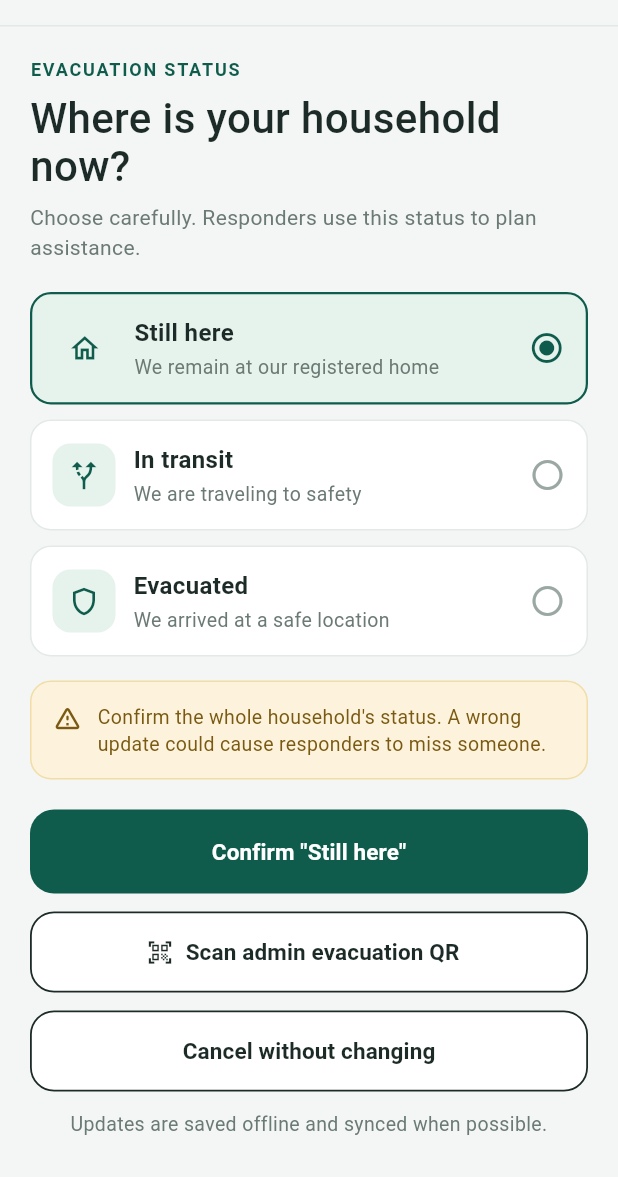
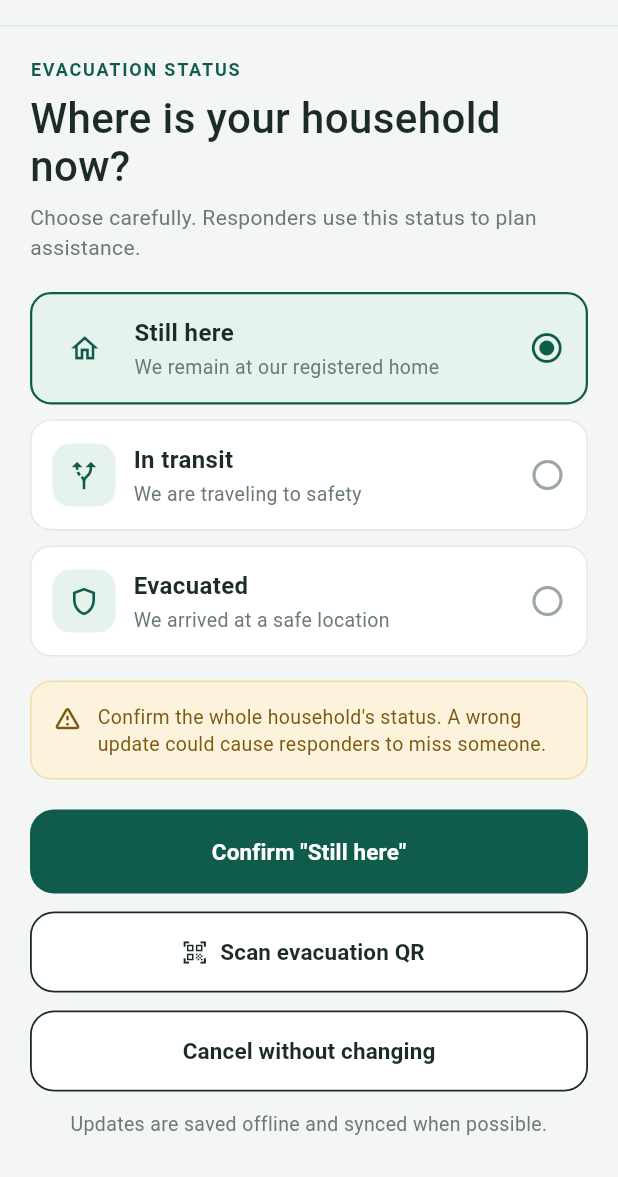
Before and after one commit to haethusrein/akay, a Flutter app: the EvacuationStatusScreen widget shown alone on an empty page, opened directly, on a phone screen of 412 x 824 dp, the part 59-1236 px from its top. Run offline on Flutter 3.47's test engine with Material 3 defaults, Android fonts, the phone set to English and light mode, and no system bars; our stand-ins replace cloud_firestore, firebase_auth, firebase_core, flutter_map, geolocator, latlong2 and 1 more; missing offline and left inert: mobile_scanner; accounts and stored records are empty.

Commit message:
feat: reinstate Evacuation QR tab and update scan button label in admin screens

```diff
--- a/test_app/lib/screens/admin_only.dart
+++ b/test_app/lib/screens/admin_only.dart
@@ -30,6 +30,7 @@ import 'package:flutter/services.dart';
 
 import '../akay_backend.dart';
 import '../main.dart'; // colors and text styles
+import 'admin_evacuation_qr_screen.dart';
 import 'screen_widgets.dart'; // StatusBanner, confirmDialog, requestTypeLabel, requestTypeIcon
 
 // ============================================================
@@ -443,7 +444,7 @@ class _AdminConsoleState extends State<_AdminConsole> {
   @override
   Widget build(BuildContext context) {
     return DefaultTabController(
-      length: 7,
+      length: 8,
       child: Column(
         crossAxisAlignment: CrossAxisAlignment.start,
         children: [
@@ -493,6 +494,7 @@ class _AdminConsoleState extends State<_AdminConsole> {
               Tab(text: 'Accounts'),
               Tab(text: '911 calls'),
               Tab(text: 'Evacuation'),
+              Tab(text: 'Evacuation QR'),
               Tab(text: 'Assignments'),
               Tab(text: 'Flood alert'),
               Tab(text: 'Error log'),
@@ -506,6 +508,7 @@ class _AdminConsoleState extends State<_AdminConsole> {
                 _accountsTab(),
                 const _CallsTab(),
                 _EvacuationStatusTab(users: _users),
+                const AdminEvacuationQrScreen(),
                 _ResponderAssignmentsTab(users: _users),
                 const _FloodEmergencyTab(),
                 const _LogTab(),
--- a/test_app/lib/screens/evacuation_status_screen.dart
+++ b/test_app/lib/screens/evacuation_status_screen.dart
@@ -156,7 +156,7 @@ class _EvacuationStatusScreenState extends State<EvacuationStatusScreen> {
           ),
           const SizedBox(height: 12),
           OutlineAction(
-            label: 'Scan admin evacuation QR',
+            label: 'Scan evacuation QR',
             icon: Icons.qr_code_scanner,
             onPressed: _busy ? null : _scanEvacuationQr,
           ),
```
